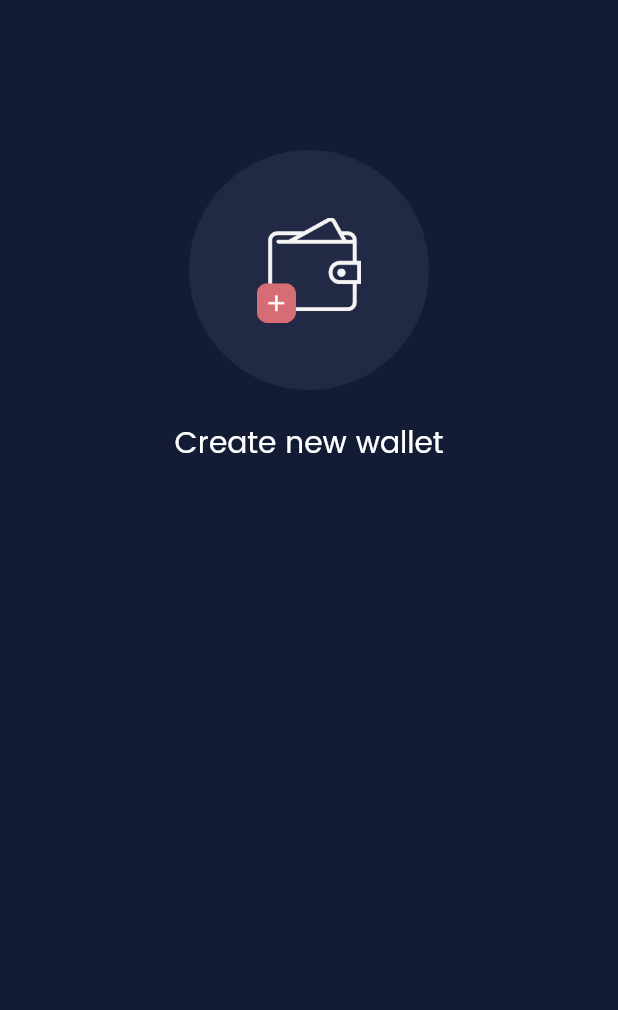
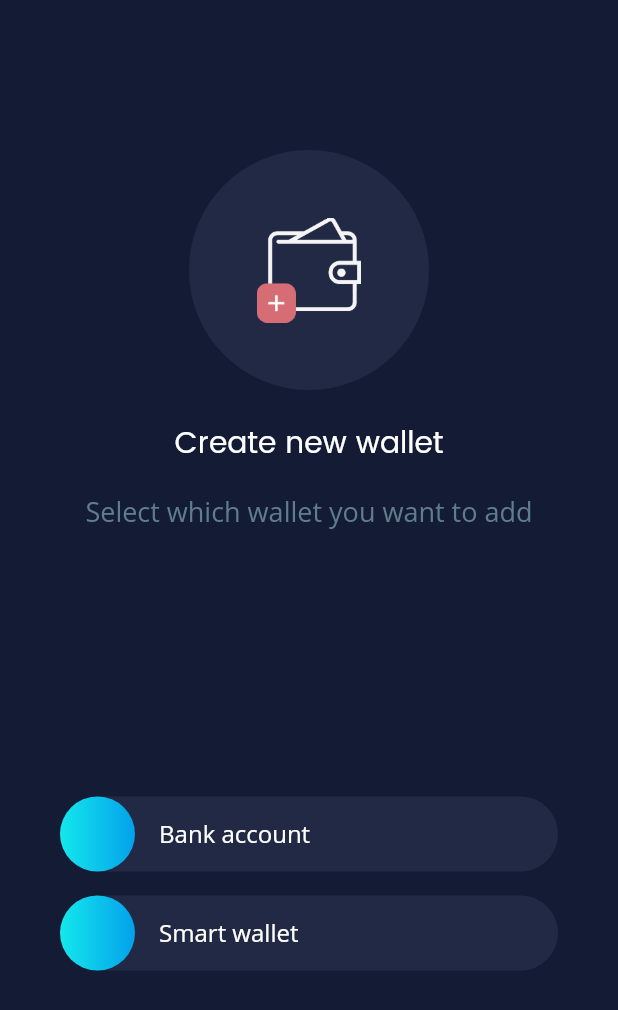
Before and after one commit to Pend-App/Flutter, a Flutter app: the screen it shows after launch, on a phone screen of 412 x 824 dp. Shown: the top 1010 px of the screen. Run offline on Flutter 3.47's test engine with Material 2 defaults, Android fonts, the phone set to English and light mode, and no system bars; our stand-ins replace cloud_firestore, dio, firebase_auth, firebase_core, get, rxdart and 1 more; missing offline and left inert: encrypt, firebase_phone_auth_handler, intro_views_flutter, web3dart; accounts and stored records are empty.

Commit message:
- create new wallet - wallet screen refactor

```diff
--- a/PendApp/lib/screen/osama/create_wallet.dart
+++ b/PendApp/lib/screen/osama/create_wallet.dart
@@ -1,8 +1,9 @@
 import 'package:flutter/material.dart';
-
 
 final Color background2 = Color(0xFF222945);
 final Color background = Color.fromRGBO(20, 28, 53, 1);
+final gColor = Color.fromRGBO(20, 232, 237, 1);
+final gColor2 = Color.fromRGBO(3, 161, 234, 1);
 
 class CreateWallet extends StatelessWidget {
   const CreateWallet({Key? key}) : super(key: key);
@@ -11,8 +12,6 @@ class CreateWallet extends StatelessWidget {
 
   @override
   Widget build(BuildContext context) {
-
-
     return Scaffold(
       backgroundColor: background,
       body: Center(
@@ -22,7 +21,10 @@ class CreateWallet extends StatelessWidget {
               padding: const EdgeInsets.only(top: 100, bottom: 20),
               child: CircleAvatar(
                 backgroundColor: background2,
-                child: Image.asset('assets/image/create_wallet.png',height: 70,),
+                child: Image.asset(
+                  'assets/image/create_wallet.png',
+                  height: 70,
+                ),
                 radius: 80,
               ),
             ),
@@ -30,8 +32,15 @@ class CreateWallet extends StatelessWidget {
               'Create new wallet',
               style: TextStyle(fontSize: 20, fontFamily: 'Popins'),
             ),
-
-
+            SizedBox(height: 16),
+            Text(
+              'Select which wallet you want to add',
+              style: TextStyle(fontSize: 18, fontFamily: 'Sans', color: Colors.blueGrey),
+            ),
+            Spacer(),
+            button(text: 'Bank account',onTap: (){}),
+            button(text: 'Smart wallet',onTap: (){}),
+            Spacer(),
           ],
         ),
       ),
@@ -42,25 +51,37 @@ class CreateWallet extends StatelessWidget {
 class button extends StatelessWidget {
   final String text;
   final VoidCallback onTap;
-  const button({Key? key,required this.text,required this.onTap}) : super(key: key);
+
+  const button({Key? key, required this.text, required this.onTap}) : super(key: key);
 
   @override
   Widget build(BuildContext context) {
-    return Container(
+    return InkWell(
+      borderRadius: BorderRadius.circular(25),
+      onTap: onTap,
+      child: Container(
+        height: 50,
         margin: const EdgeInsets.symmetric(vertical: 8, horizontal: 40),
         width: double.infinity,
         decoration: BoxDecoration(
           color: background2,
           borderRadius: BorderRadius.circular(25),
         ),
-      child: Row(children: [
+        child: Row(
+          children: [
             Container(
+              height: 50,
+              width: 50,
               decoration: BoxDecoration(
                 shape: BoxShape.circle,
-      //  gradient: LinearGradient(colors: [gColor, gColor2],
+                gradient: LinearGradient(colors: [gColor, gColor2]),
               ),
-        )
-      ],),
+            ),
+            SizedBox(width: 16),
+            Text(text, style: TextStyle(fontSize: 16, fontFamily: 'Sans'),)
+          ],
+        ),
+      ),
     );
   }
 }
```
Lines whose indentation alone changed are shown as unchanged.
